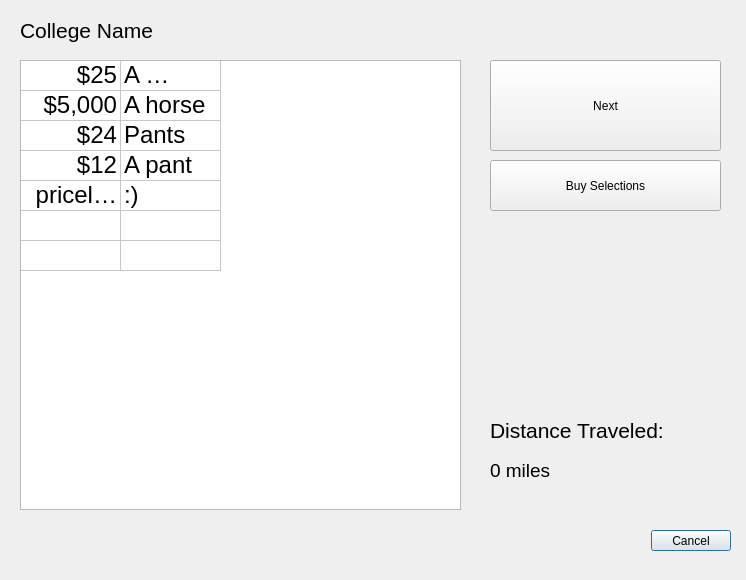
Old version of the form BaseballTour/triptake.ui in the repository awiswasi/WhoIsYourDatabase.
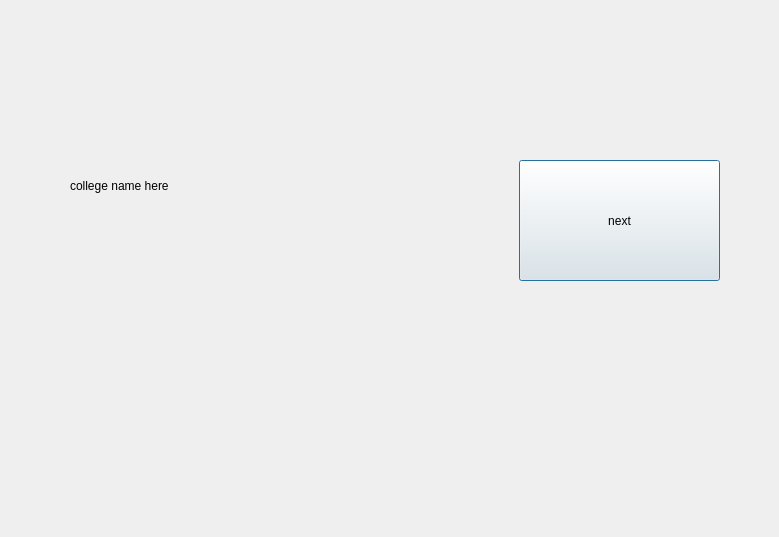
New version of the form.

What changed in the file:
```diff
--- a/BaseballTour/triptake.ui
+++ b/BaseballTour/triptake.ui
@@ -6,338 +6,37 @@
    <rect>
     <x>0</x>
     <y>0</y>
-    <width>746</width>
-    <height>580</height>
+    <width>779</width>
+    <height>537</height>
    </rect>
   </property>
-  <property name="sizePolicy">
-   <sizepolicy hsizetype="Expanding" vsizetype="Preferred">
-    <horstretch>0</horstretch>
-    <verstretch>0</verstretch>
-   </sizepolicy>
-  </property>
-  <property name="minimumSize">
-   <size>
-    <width>670</width>
-    <height>580</height>
-   </size>
-  </property>
   <property name="windowTitle">
    <string>Dialog</string>
   </property>
-  <widget class="QDialogButtonBox" name="buttonBox">
+  <widget class="QPushButton" name="pushButton">
    <property name="geometry">
     <rect>
-     <x>390</x>
-     <y>530</y>
-     <width>341</width>
-     <height>21</height>
-    </rect>
-   </property>
-   <property name="orientation">
-    <enum>Qt::Horizontal</enum>
-   </property>
-   <property name="standardButtons">
-    <set>QDialogButtonBox::Cancel</set>
-   </property>
-  </widget>
-  <widget class="QPushButton" name="nextButton">
-   <property name="geometry">
-    <rect>
-     <x>490</x>
-     <y>60</y>
-     <width>231</width>
-     <height>91</height>
+     <x>519</x>
+     <y>160</y>
+     <width>201</width>
+     <height>121</height>
     </rect>
    </property>
    <property name="text">
-    <string>Next</string>
+    <string>next</string>
    </property>
   </widget>
   <widget class="QLabel" name="label">
    <property name="geometry">
     <rect>
-     <x>20</x>
-     <y>10</y>
-     <width>621</width>
-     <height>41</height>
-    </rect>
-   </property>
-   <property name="font">
-    <font>
-     <pointsize>16</pointsize>
-    </font>
-   </property>
-   <property name="text">
-    <string>College Name</string>
-   </property>
-  </widget>
-  <widget class="QTableWidget" name="tableWidget">
-   <property name="enabled">
-    <bool>true</bool>
-   </property>
-   <property name="geometry">
-    <rect>
-     <x>20</x>
-     <y>60</y>
-     <width>441</width>
-     <height>450</height>
-    </rect>
-   </property>
-   <property name="sizePolicy">
-    <sizepolicy hsizetype="Fixed" vsizetype="Fixed">
-     <horstretch>0</horstretch>
-     <verstretch>0</verstretch>
-    </sizepolicy>
-   </property>
-   <property name="minimumSize">
-    <size>
-     <width>400</width>
-     <height>450</height>
-    </size>
-   </property>
-   <property name="font">
-    <font>
-     <pointsize>18</pointsize>
-     <kerning>true</kerning>
-    </font>
-   </property>
-   <attribute name="horizontalHeaderVisible">
-    <bool>false</bool>
-   </attribute>
-   <attribute name="verticalHeaderVisible">
-    <bool>false</bool>
-   </attribute>
-   <row>
-    <property name="text">
-     <string>row1</string>
-    </property>
-   </row>
-   <row>
-    <property name="text">
-     <string>row2</string>
-    </property>
-   </row>
-   <row>
-    <property name="text">
-     <string>row3</string>
-    </property>
-   </row>
-   <row>
-    <property name="text">
-     <string>row4</string>
-    </property>
-   </row>
-   <row>
-    <property name="text">
-     <string>row5</string>
-    </property>
-   </row>
-   <row>
-    <property name="text">
-     <string>row6</string>
-    </property>
-   </row>
-   <row>
-    <property name="text">
-     <string>row7</string>
-    </property>
-   </row>
-   <column>
-    <property name="text">
-     <string>Price</string>
-    </property>
-    <property name="font">
-     <font>
-      <pointsize>18</pointsize>
-     </font>
-    </property>
-   </column>
-   <column>
-    <property name="text">
-     <string>Item</string>
-    </property>
-    <property name="font">
-     <font>
-      <pointsize>18</pointsize>
-     </font>
-    </property>
-   </column>
-   <item row="0" column="0">
-    <property name="text">
-     <string>$25</string>
-    </property>
-    <property name="textAlignment">
-     <set>AlignTrailing|AlignVCenter</set>
-    </property>
-    <property name="flags">
-     <set>ItemIsSelectable|ItemIsEnabled</set>
-    </property>
-   </item>
-   <item row="0" column="1">
-    <property name="text">
-     <string>A beanie</string>
-    </property>
-    <property name="flags">
-     <set>ItemIsEnabled</set>
-    </property>
-   </item>
-   <item row="1" column="0">
-    <property name="text">
-     <string>$5,000</string>
-    </property>
-    <property name="textAlignment">
-     <set>AlignTrailing|AlignVCenter</set>
-    </property>
-    <property name="flags">
-     <set>ItemIsSelectable|ItemIsEditable|ItemIsEnabled</set>
-    </property>
-   </item>
-   <item row="1" column="1">
-    <property name="text">
-     <string>A horse</string>
-    </property>
-    <property name="flags">
-     <set>ItemIsEnabled</set>
-    </property>
-   </item>
-   <item row="2" column="0">
-    <property name="text">
-     <string>$24</string>
-    </property>
-    <property name="textAlignment">
-     <set>AlignTrailing|AlignVCenter</set>
-    </property>
-    <property name="flags">
-     <set>ItemIsSelectable|ItemIsEnabled</set>
-    </property>
-   </item>
-   <item row="2" column="1">
-    <property name="text">
-     <string>Pants</string>
-    </property>
-    <property name="flags">
-     <set>ItemIsSelectable|ItemIsEditable|ItemIsEnabled</set>
-    </property>
-   </item>
-   <item row="3" column="0">
-    <property name="text">
-     <string>$12</string>
-    </property>
-    <property name="textAlignment">
-     <set>AlignTrailing|AlignVCenter</set>
-    </property>
-    <property name="flags">
-     <set>ItemIsSelectable|ItemIsEnabled</set>
-    </property>
-   </item>
-   <item row="3" column="1">
-    <property name="text">
-     <string>A pant</string>
-    </property>
-    <property name="flags">
-     <set>ItemIsSelectable|ItemIsEnabled</set>
-    </property>
-   </item>
-   <item row="4" column="0">
-    <property name="text">
-     <string>priceless</string>
-    </property>
-    <property name="textAlignment">
-     <set>AlignTrailing|AlignVCenter</set>
-    </property>
-    <property name="flags">
-     <set>ItemIsSelectable|ItemIsEnabled</set>
-    </property>
-   </item>
-   <item row="4" column="1">
-    <property name="text">
-     <string>:)</string>
-    </property>
-    <property name="flags">
-     <set>ItemIsSelectable|ItemIsEnabled</set>
-    </property>
-   </item>
-   <item row="5" column="0">
-    <property name="text">
-     <string/>
-    </property>
-    <property name="flags">
-     <set>ItemIsSelectable|ItemIsEnabled</set>
-    </property>
-   </item>
-   <item row="5" column="1">
-    <property name="text">
-     <string/>
-    </property>
-    <property name="flags">
-     <set>ItemIsSelectable|ItemIsEnabled</set>
-    </property>
-   </item>
-   <item row="6" column="0">
-    <property name="text">
-     <string/>
-    </property>
-    <property name="flags">
-     <set>ItemIsSelectable|ItemIsEnabled</set>
-    </property>
-   </item>
-   <item row="6" column="1">
-    <property name="text">
-     <string/>
-    </property>
-    <property name="flags">
-     <set>ItemIsSelectable|ItemIsEnabled</set>
-    </property>
-   </item>
-  </widget>
-  <widget class="QPushButton" name="buyButton">
-   <property name="geometry">
-    <rect>
-     <x>490</x>
+     <x>70</x>
      <y>160</y>
-     <width>231</width>
+     <width>321</width>
      <height>51</height>
     </rect>
    </property>
    <property name="text">
-    <string>Buy Selections</string>
-   </property>
-  </widget>
-  <widget class="QLabel" name="label_2">
-   <property name="geometry">
-    <rect>
-     <x>490</x>
-     <y>410</y>
-     <width>181</width>
-     <height>41</height>
-    </rect>
-   </property>
-   <property name="font">
-    <font>
-     <pointsize>16</pointsize>
-    </font>
-   </property>
-   <property name="text">
-    <string>Distance Traveled:</string>
-   </property>
-  </widget>
-  <widget class="QLabel" name="traveledD">
-   <property name="geometry">
-    <rect>
-     <x>490</x>
-     <y>450</y>
-     <width>251</width>
-     <height>41</height>
-    </rect>
-   </property>
-   <property name="font">
-    <font>
-     <pointsize>14</pointsize>
-    </font>
-   </property>
-   <property name="text">
-    <string>0 miles</string>
+    <string>college name here</string>
    </property>
   </widget>
  </widget>
```
Left out of the diff: 35 changed lines with no effect on the pictures.
